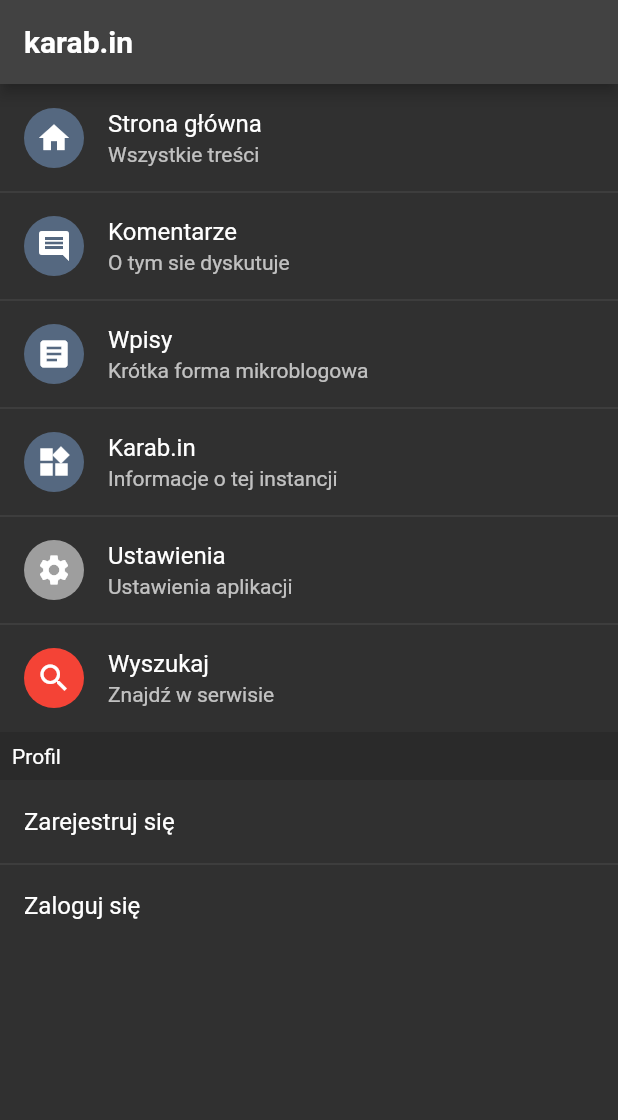
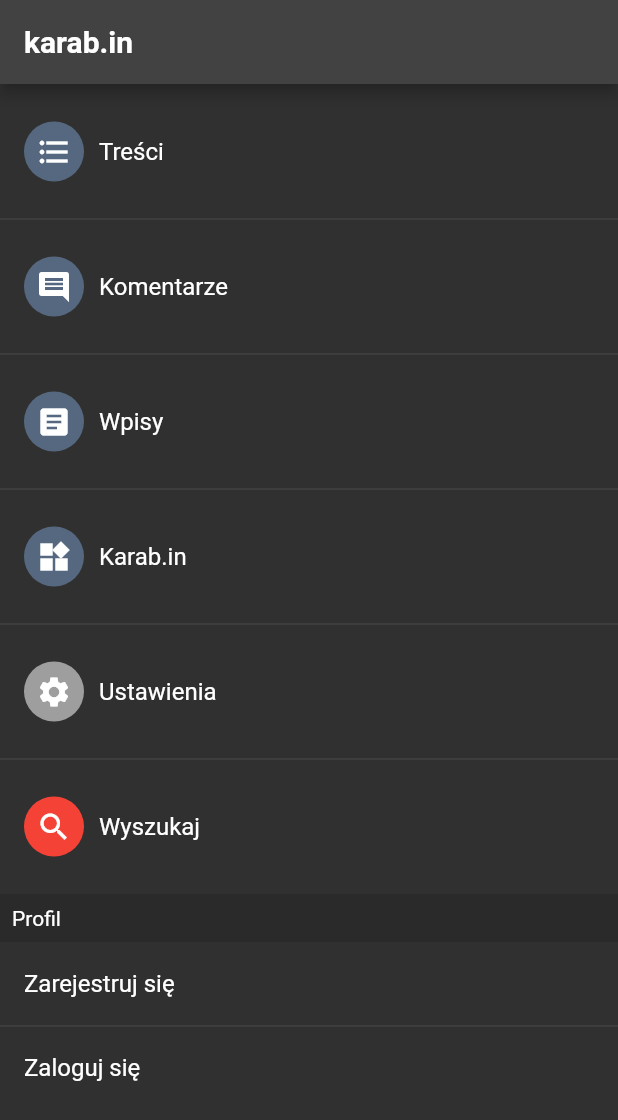
Before and after one commit to ernestwisniewski/kbin-mobile, a Flutter app: the screen it shows after launch, on a phone screen of 412 x 824 dp. Shown: the top 1120 px of the screen. Run offline on Flutter 3.47's test engine with Material 2 defaults, Android fonts, the phone set to English and light mode, and no system bars; our stand-ins replace auto_route, google_fonts, hexcolor.

Commit message:
Layout fixes, gfons, AppTheme

```diff
--- a/lib/main.dart
+++ b/lib/main.dart
@@ -1,4 +1,6 @@
 import 'package:flutter/material.dart';
+import 'package:google_fonts/google_fonts.dart';
+import 'package:kbin_mobile/helpers/colors.dart';
 import 'package:kbin_mobile/routes/router.gr.dart';
 
 void main() {
@@ -12,13 +14,19 @@
   @override
   Widget build(BuildContext context) {
     return MaterialApp.router(
-        routerDelegate:_appRouter.delegate(),
+        routerDelegate: _appRouter.delegate(),
         routeInformationParser: _appRouter.defaultRouteParser(),
         title: 'karab.in',
         themeMode: ThemeMode.dark,
         theme: ThemeData(
+          primaryColor: KbinColors().fromHex('556880'),
           brightness: Brightness.light,
           visualDensity: VisualDensity.adaptivePlatformDensity,
+          appBarTheme:
+              AppBarTheme(backgroundColor: KbinColors().fromHex('556880')),
+          // Shared
+          // fontFamily: GoogleFonts.poppins().fontFamily,
+          textTheme: const TextTheme(subtitle1: TextStyle(fontWeight: FontWeight.w400)),
         ),
         darkTheme: ThemeData(
           brightness: Brightness.dark,
--- a/lib/providers/menu_provider.dart
+++ b/lib/providers/menu_provider.dart
@@ -21,40 +21,40 @@
 class Menu {
   static List<MenuItem> main = <MenuItem>[
     MenuItem(
-        title: 'Strona główna',
-        subtitle: 'Wszystkie treści',
+        title: 'Treści',
+        subtitle: 'Strona główna',
         route: const EntriesRoute(),
-        icon: const Icon(Icons.home),
+        icon: const Icon(Icons.format_list_bulleted, color: Colors.white),
         iconContainerColor: KbinColors().fromHex('556880')),
     MenuItem(
         title: 'Komentarze',
         subtitle: 'O tym sie dyskutuje',
         route: const MenuRoute(),
-        icon: Icon(Icons.comment),
+        icon: const Icon(Icons.comment, color: Colors.white),
         iconContainerColor: KbinColors().fromHex('556880')),
     MenuItem(
         title: 'Wpisy',
         subtitle: 'Krótka forma mikroblogowa',
         route: const MenuRoute(),
-        icon: Icon(Icons.article),
+        icon: const Icon(Icons.article, color: Colors.white),
         iconContainerColor: KbinColors().fromHex('556880')),
     MenuItem(
         title: 'Karab.in',
         subtitle: 'Informacje o tej instancji',
         route: const MenuRoute(),
-        icon: Icon(Icons.widgets),
+        icon: const Icon(Icons.widgets, color: Colors.white),
         iconContainerColor: KbinColors().fromHex('556880')),
     MenuItem(
         title: 'Ustawienia',
         subtitle: 'Ustawienia aplikacji',
         route: const MenuRoute(),
-        icon: Icon(Icons.settings),
+        icon: const Icon(Icons.settings, color: Colors.white),
         iconContainerColor: Colors.grey),
     MenuItem(
         title: 'Wyszukaj',
         subtitle: 'Znajdź w serwisie',
         route: const MenuRoute(),
-        icon: Icon(Icons.search),
+        icon: const Icon(Icons.search, color: Colors.white),
         iconContainerColor: Colors.red),
   ];
 
@@ -70,4 +70,6 @@
   List<MenuItem> getProfileEntries() {
     return profile;
   }
+
+
 }
--- a/lib/screens/entries_screen.dart
+++ b/lib/screens/entries_screen.dart
@@ -26,7 +26,7 @@
           ),
           actions: [
             IconButton(
-              icon: const Icon(Icons.expand_more),
+              icon: const Icon(Icons.more_vert),
               tooltip: 'Sortuj',
               onPressed: () {
                 // handle the press
--- a/lib/screens/menu_screen.dart
+++ b/lib/screens/menu_screen.dart
@@ -23,15 +23,28 @@
             itemCount: main.length,
             itemBuilder: (BuildContext context, int index) {
               return ListTile(
-                leading: Container(
+                minVerticalPadding: 25,
+                title: Row(
+                  children: [
+                    Column(
+                        mainAxisAlignment: MainAxisAlignment.end,
+                        crossAxisAlignment: CrossAxisAlignment.start,
+                        children: [
+                          Container(
                               height: 40.0,
                               width: 40.0,
                               decoration: BoxDecoration(
                                   color: main[index].iconContainerColor,
                                   shape: BoxShape.circle),
                               child: main[index].icon),
-                title: Text(main[index].title),
-                subtitle: Text(main[index].subtitle ?? ''),
+                        ]),
+                    Padding(
+                      padding: const EdgeInsets.only(left: 10),
+                      child: Text(main[index].title),
+                    ),
+                  ],
+                ),
+                // subtitle: Text(main[index].subtitle ?? ''),
                 onTap: () {
                   context.router.replace(main[index].route);
                 },
--- a/pubspec.yaml
+++ b/pubspec.yaml
@@ -39,6 +39,7 @@
   http: ^0.13.3
   flutter_slidable: ^0.6.0
   auto_route: ^2.3.2
+  google_fonts: ^2.1.0
 
 dev_dependencies:
   flutter_test:
```
Also changed, not shown: lib/screens/entry_screen.dart (+91 -11 lines), lib/widgets/entry_card.dart (+7 -52 lines), lib/widgets/entry_card_list_item.dart (+11 -6 lines), pubspec.lock, 2 other files. Lines whose indentation alone changed are shown as unchanged.
